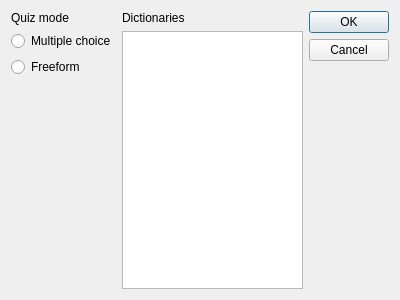
kalebass/word-quiz-qt, file optionsdialog.ui: the form before one commit.
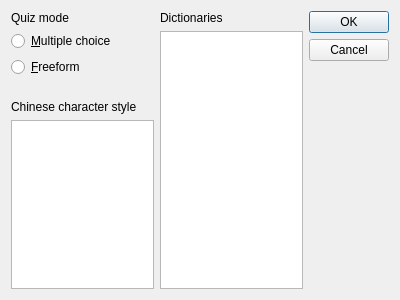
The form after the commit.

Commit message: Working Chinese font selection

```diff
--- a/optionsdialog.ui
+++ b/optionsdialog.ui
@@ -26,7 +26,7 @@
      <item>
       <widget class="QRadioButton" name="multipleChoice">
        <property name="text">
-        <string>Multiple choice</string>
+        <string>&amp;Multiple choice</string>
        </property>
        <attribute name="buttonGroup">
         <string notr="true">buttonGroup</string>
@@ -36,7 +36,7 @@
      <item>
       <widget class="QRadioButton" name="freeform">
        <property name="text">
-        <string>Freeform</string>
+        <string>&amp;Freeform</string>
        </property>
        <attribute name="buttonGroup">
         <string notr="true">buttonGroup</string>
@@ -56,6 +56,22 @@
        </property>
       </spacer>
      </item>
+     <item>
+      <widget class="QLabel" name="label_2">
+       <property name="text">
+        <string>Chinese character style</string>
+       </property>
+      </widget>
+     </item>
+     <item>
+      <widget class="QListWidget" name="fontList">
+       <property name="font">
+        <font>
+         <pointsize>18</pointsize>
+        </font>
+       </property>
+      </widget>
+     </item>
     </layout>
    </item>
    <item>
```
Left out of the diff: 4 changed lines with no effect on the pictures. The commit also changes 6 other files.
